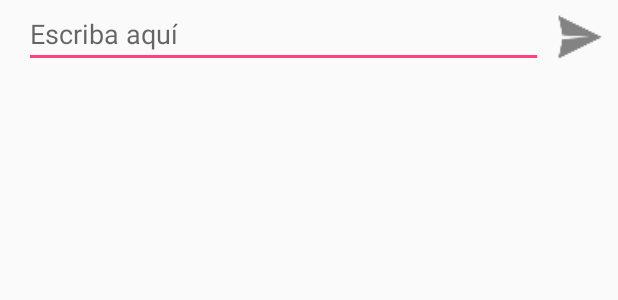
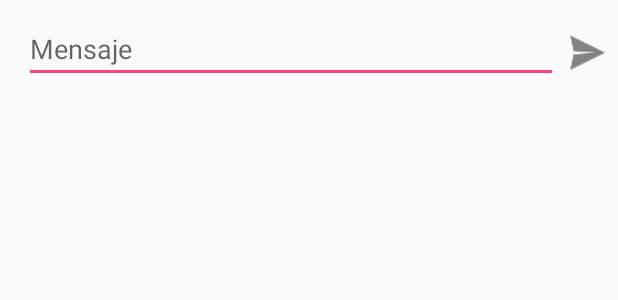
Before and after one commit to xCristinaS/AlquilAPP, an Android app: the layout dialog_fragment_send_message.xml on its own in the app's theme, with its tools: preview values and no code run, on a phone screen of 412 x 824 dp. Shown: the top 300 px of the screen. Run offline under Robolectric (Android 15) with nearby library versions, the phone set to English and light mode, and no system bars.

Commit message:
dialogMensaje se agranda e icono mas chico

```diff
--- a/proyecto/app/src/main/java/c/proyecto/fragments/DetallesAnuncioFragment.java
+++ b/proyecto/app/src/main/java/c/proyecto/fragments/DetallesAnuncioFragment.java
@@ -272,7 +272,7 @@ public class DetallesAnuncioFragment extends Fragment implements PrestacionesAda
     private void showSenMessageDialog(){
         final EditText txtMensaje;
         final AlertDialog dialog = new AlertDialog.Builder(getActivity()).create();
-        View dialogView = View.inflate(getActivity(), R.layout.send_message_dialog, null);
+        View dialogView = View.inflate(getActivity(), R.layout.dialog_fragment_send_message, null);
         dialog.setView(dialogView);
         dialog.setCanceledOnTouchOutside(true);
         dialog.setTitle("Enviar mensaje");
--- a/proyecto/app/src/main/res/layout/send_message_dialog.xml
+++ b/proyecto/app/src/main/res/layout/dialog_fragment_send_message.xml
@@ -1,21 +1,23 @@
 <?xml version="1.0" encoding="utf-8"?>
 <RelativeLayout xmlns:android="http://schemas.android.com/apk/res/android"
-    android:layout_width="match_parent" android:layout_height="match_parent">
+    android:layout_width="match_parent" android:layout_height="match_parent"
+    android:layout_marginTop="10dp">
 
     <ImageView
         android:id="@+id/imgEnviar"
-        android:layout_width="50dp"
-        android:layout_height="50dp"
+        android:layout_width="40dp"
+        android:layout_height="40dp"
         android:layout_alignParentEnd="true"
         android:layout_alignParentRight="true"
-        android:src="@drawable/ic_action_send"/>
+        android:src="@drawable/ic_action_send"
+        android:layout_marginTop="5dp"/>
 
     <EditText
         android:id="@+id/txtMensaje"
         android:layout_width="wrap_content"
         android:layout_height="wrap_content"
-        android:hint="Escriba aquí"
-        android:maxLines="1"
+        android:hint="Mensaje"
+        android:maxLines="6"
         android:layout_marginLeft="16dp"
         android:layout_alignParentLeft="true"
         android:layout_alignParentStart="true"
```
